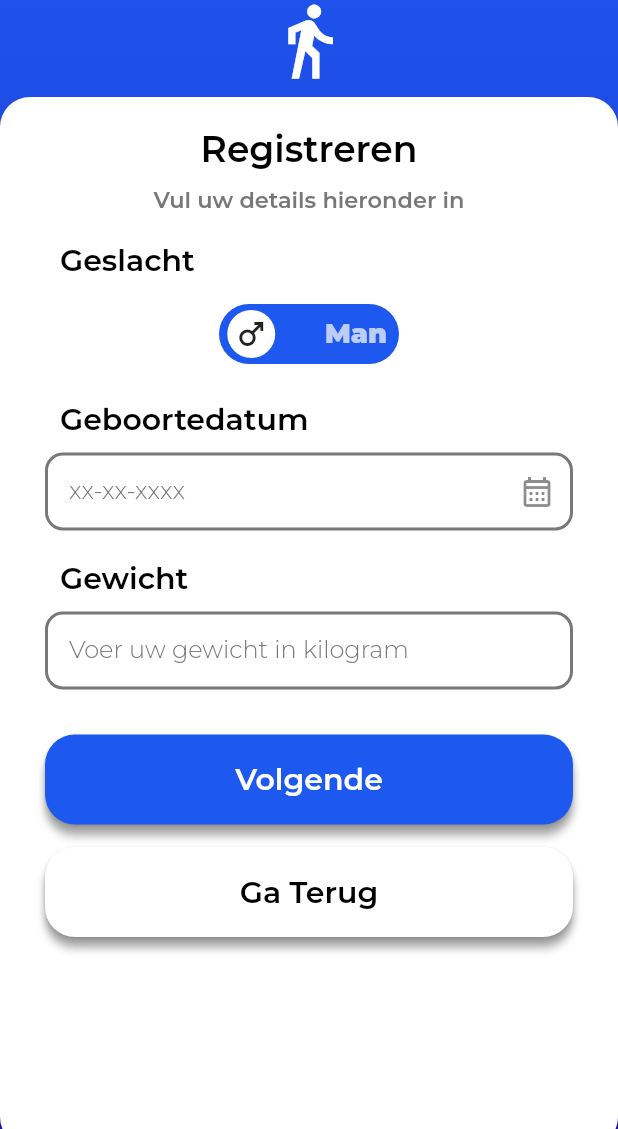
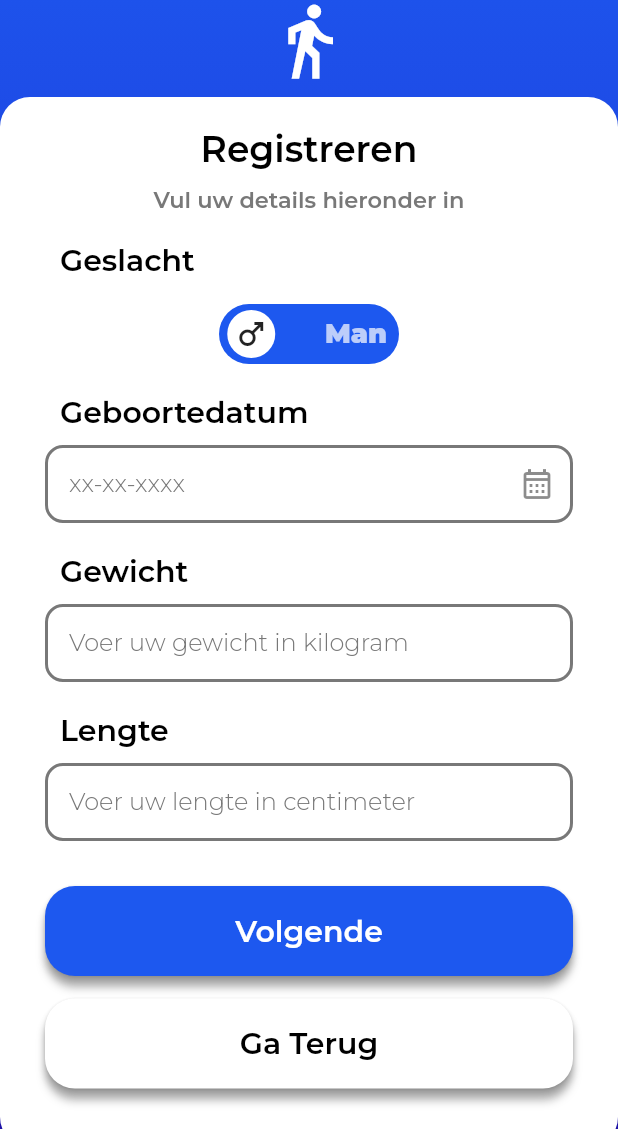
Before and after one commit to DwarfNinja/loopsnelheid-app, a Flutter app: the RegisterDetails widget shown alone on an empty page, opened directly, on a phone screen of 412 x 824 dp, the part 107-1236 px from its top. Run offline on Flutter 3.47's test engine with Material 2 defaults, Android fonts, the phone set to English and light mode, and no system bars; drawn by our look-alikes of flutter_switch; our stand-ins replace device_info_plus, fl_chart, flutter_dotenv, geolocator, google_fonts, pin_code_fields and 2 more; missing offline and left inert: flutter_background_service, flutter_background_service_android, pdfx; accounts and stored records are empty; network calls fail.

Commit message:
Feat: add height input field
Change weight and height regex to check for max 3 numbers and numbers must be whole numbers

```diff
--- a/lib/models/user.dart
+++ b/lib/models/user.dart
@@ -3,6 +3,7 @@ class User {
   final String _password;
   String? dateOfBirth;
   int? weight;
+  int? height;
   String? sex;
   bool termsAndConditions = false;
   bool privacyStatement = false;
@@ -15,7 +16,7 @@ class User {
     'password': _password,
     'dateOfBirth': dateOfBirth,
     'weight': weight,
-    'length': 180,
+    'length': height,
     'sex': sex,
     'termsAndConditions': termsAndConditions,
     'privacyStatement': privacyStatement,
--- a/lib/views/register/register_details.dart
+++ b/lib/views/register/register_details.dart
@@ -29,6 +29,7 @@ class _RegisterDetailsState extends State<RegisterDetails> {
 
   final dateOfBirthController = TextEditingController();
   final weightController = TextEditingController();
+  final heightController = TextEditingController();
 
   bool isFemale = false;
   bool submitted = false;
@@ -44,6 +45,7 @@ class _RegisterDetailsState extends State<RegisterDetails> {
       String formattedDate = DateFormat('yyyy-MM-dd').format(gettingDate);
 
       user.weight = int.parse(weightController.text);
+      user.height = int.parse(heightController.text);
       user.dateOfBirth = formattedDate;
       user.sex = isFemale ? "FEMALE" : "MALE";
       sharedPreferencesService.setObject("registerUser", user);
@@ -81,7 +83,7 @@ class _RegisterDetailsState extends State<RegisterDetails> {
                   isFemale = val;
                 });
               }),
-          const SizedBox(height: 25),
+          const SizedBox(height: 20),
           DateInput(controller: dateOfBirthController),
           const SizedBox(height: 20),
           InputField(
@@ -90,7 +92,17 @@ class _RegisterDetailsState extends State<RegisterDetails> {
               hint: "Voer uw gewicht in kilogram",
               keyboardType: TextInputType.number,
               inputFormatters: [
-                FilteringTextInputFormatter(RegExp(r'^\d+\.?\d{0,2}'), allow: true)
+                FilteringTextInputFormatter(RegExp(r'^\d{0,3}'), allow: true)
+              ]
+          ),
+          const SizedBox(height: 20),
+          InputField(
+              controller: heightController,
+              text: "Lengte",
+              hint: "Voer uw lengte in centimeter",
+              keyboardType: TextInputType.number,
+              inputFormatters: [
+                FilteringTextInputFormatter(RegExp(r'^\d{0,3}'), allow: true)
               ]
           )
         ]
```
